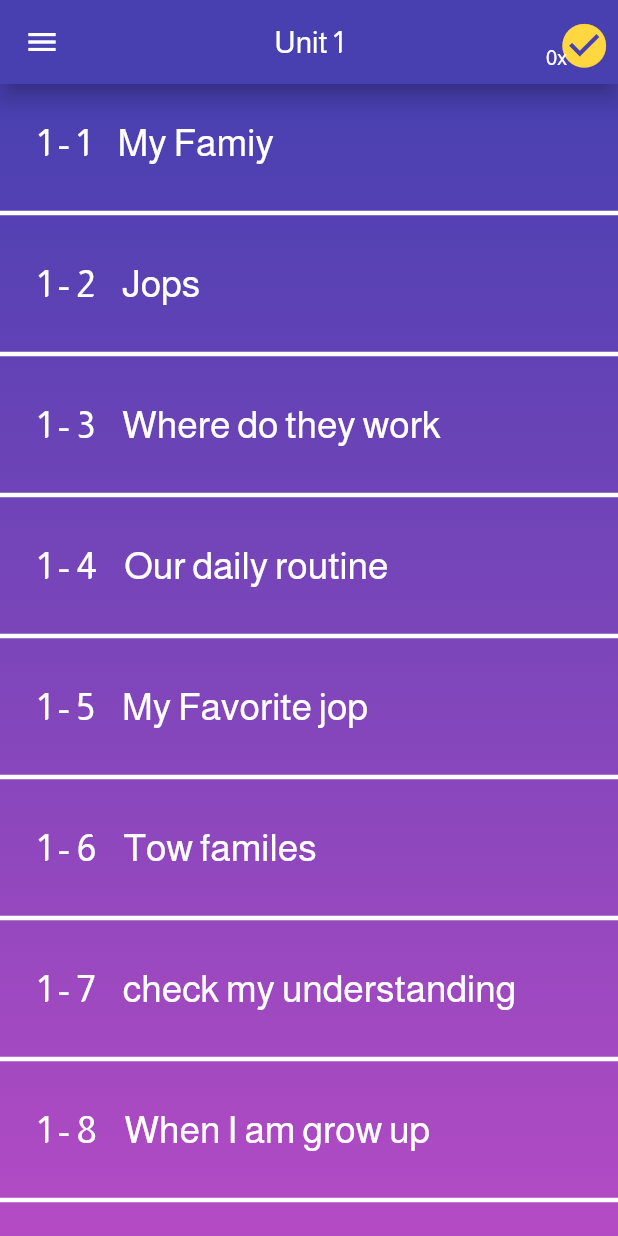
After one commit to AyaAdnan/English-Adventure, a Flutter app: the Units screen opened directly, on a phone screen of 412 x 824 dp. The commit adds this screen. Run offline on Flutter 3.47's test engine with Material 2 defaults, Android fonts, the phone set to English and light mode, and no system bars.

Commit message:
Unit page

```diff
--- a/lib/cc/Map.dart
+++ b/lib/cc/Map.dart
@@ -116,7 +116,7 @@ class _MapState extends State<Map> {
                     Images(
                       name: 'two',
                       platz: -0.50,
-                      lockicon:true,
+                      lockicon:false,
                       imageSize: respansv.getDeviceType(),
                     ),
                     RedColumn(
--- /dev/null
+++ b/lib/cc/units.dart
@@ -0,0 +1,183 @@
+import 'package:flutter/material.dart';
+import 'package:english_adventure/cc/Drawer.dart';
+
+
+
+
+
+
+
+
+
+class Units extends StatefulWidget {
+  @override
+  _UnitsState createState() => _UnitsState();
+}
+
+class _UnitsState extends State<Units> {
+
+int unname=1;
+int unless=1;
+
+
+  @override
+  Widget build(BuildContext context) {
+    return Scaffold(
+
+        appBar: AppBar(
+          title: Text('Unit 1',
+
+            //textAlign: TextAlign.center,
+          ),
+
+
+          centerTitle: true,
+
+          actions: <Widget>[
+            Directionality(textDirection: TextDirection.ltr, child:
+            Container(
+
+
+
+              padding: EdgeInsets.only(left: 0,top: 2,),
+              margin: EdgeInsets.only(left: 0,),
+
+              //color: Colors.white,
+              child:Stack(
+                children: <Widget>[
+                  Align(
+                    alignment: Alignment(2, 0),
+                    child: IconButton
+                      (icon: Icon(Icons.check_circle,
+                      color: Colors.amberAccent,
+                      size:35,
+                    ),
+
+                    ),),
+                  Align(
+                    alignment: Alignment(-0.4, 0.5),
+
+                    child: Text("0x"),
+
+                  ),
+
+
+                ],
+
+              ),
+
+            ),
+            ),
+          ],
+
+
+          backgroundColor: Color(0xFF4840B1),
+          elevation: 6,
+        ),
+        drawer: MyDrawer(),
+        body: Container(
+        //Background Color
+        decoration: BoxDecoration(
+        gradient: LinearGradient(
+        colors:[
+        Color(0xFF4840B1),
+    Color(0xFFb44BC4),
+    ],
+    begin: FractionalOffset.topCenter,
+    end: FractionalOffset.bottomCenter,
+    ),
+    ),
+
+          child: ListView(
+            children: <Widget>[
+
+              Listitem(unname: unname, unless: unless,s:'My Famiy'),
+              Divider(color: Colors.white, thickness: 3,),
+
+
+              Listitem(unname: unname, unless: 2,s:'Jops'),
+              Divider(color: Colors.white, thickness: 3,),
+
+
+
+              Listitem(unname: unname, unless: 3,s:'Where do they work'),
+              Divider(color: Colors.white, thickness: 3,),
+
+
+
+              Listitem(unname: unname, unless:4,s:'Our daily routine'),
+              Divider(color: Colors.white, thickness: 3,),
+
+
+              Listitem(unname: unname, unless: 5,s:'My Favorite jop '),
+              Divider(color: Colors.white, thickness: 3,),
+
+              Listitem(unname: unname, unless: 6,s:'Tow familes'),
+              Divider(color: Colors.white, thickness: 3,),
+
+              Listitem(unname: unname, unless: 7,s:'check my understanding'),
+              Divider(color: Colors.white, thickness: 3,),
+
+
+              Listitem(unname: unname, unless: 8,s:'When I am grow up'),
+              Divider(color: Colors.white, thickness: 3,),
+
+            ],
+
+
+
+
+          ),
+
+
+
+
+    ),
+    );
+
+
+
+
+
+
+
+
+
+
+
+
+  }
+}
+
+class Listitem extends StatelessWidget {
+  const Listitem({
+    Key key,
+    @required this.unname,
+    @required this.unless,
+    @required this.s,
+
+  }) : super(key: key);
+
+  final int unname;
+  final int unless;
+  final String s;
+
+  @override
+  Widget build(BuildContext context) {
+    return InkWell(
+      child:Container(
+       // margin: EdgeInsets.only(top: 5),
+        padding: EdgeInsets.all(25),
+        //color: Colors.blueAccent,
+        child: Text('$unname - $unless    $s',
+        style: TextStyle(
+          fontSize: 25,
+          color: Colors.white,
+        ),
+
+        ),
+
+      ),
+    );
+  }
+}
--- a/lib/images/img.dart
+++ b/lib/images/img.dart
@@ -1,6 +1,7 @@
 import 'package:flutter/material.dart';
 import '../lockIcon/lockicon.dart';
 import 'package:english_adventure/cc/Abc.dart';
+import 'package:english_adventure/cc/units.dart';
 
 
 
@@ -31,14 +32,15 @@ class Images extends StatelessWidget {
         children: <Widget>[
           InkWell(
             borderRadius: BorderRadius.circular(20),
-            onTap: (){
-           if(this.name=='one'){
-             Navigator.push(context,MaterialPageRoute(builder: (context){
-               return Abc();
-             }));
-           }
-           else{}
+            onTap: () {
+              if (this.name == 'one') {
+                Navigator.push(context, MaterialPageRoute(builder: (context) {
+                  return Units();
+                }));
+              }
+
             },
+
             child: Container(
               width: imageSize,
               height: imageSize,
```
